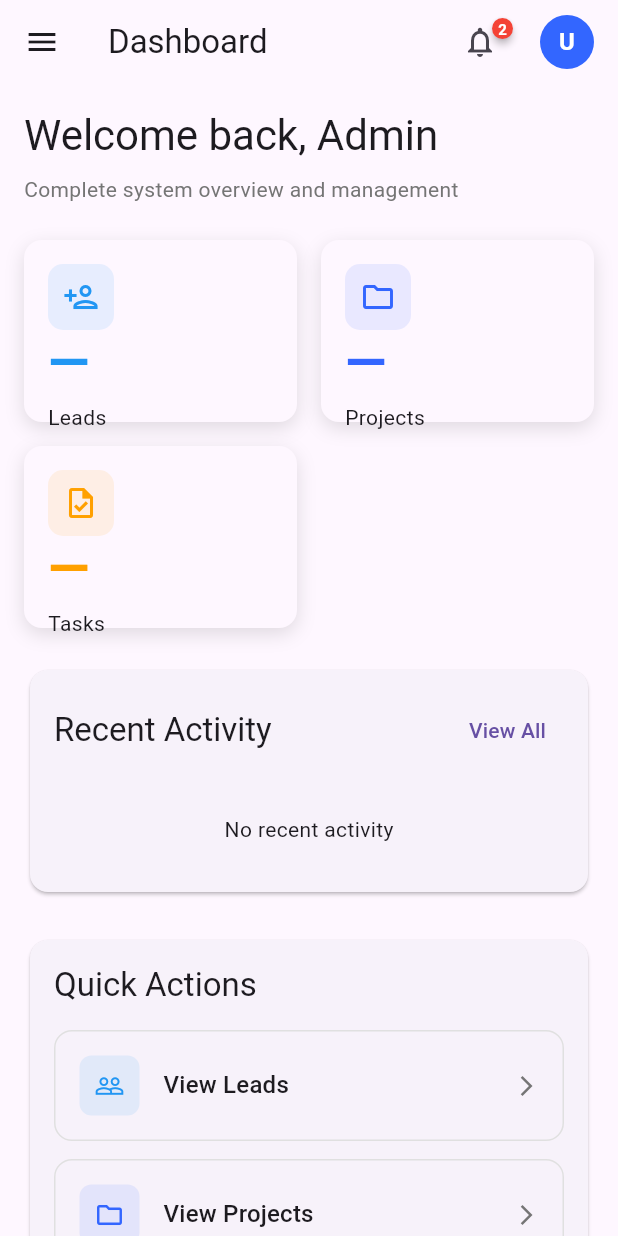
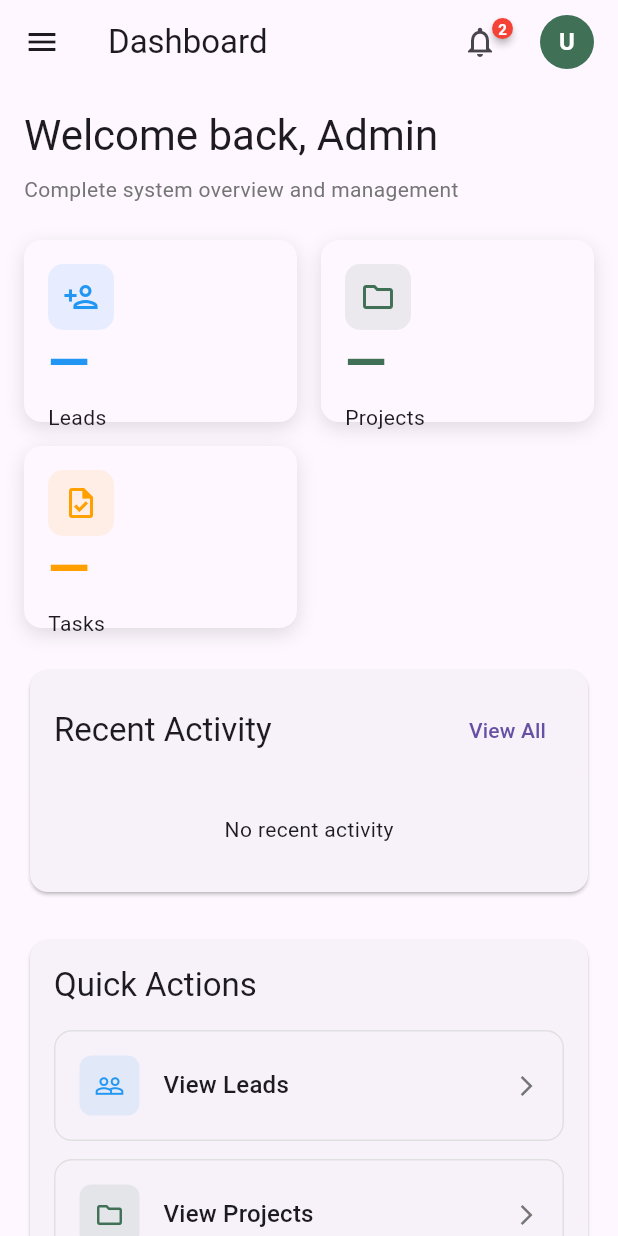
Before and after one commit to webdevdmd-hub/mgt_app, a Flutter app: the UnifiedDashboardScreen screen opened by its route, on a phone screen of 412 x 824 dp. Run offline on Flutter 3.47's test engine with Material 3 defaults, Android fonts, the phone set to English and light mode, and no system bars; drawn by our look-alikes of badges; our stand-ins replace cloud_firestore, cloud_functions, firebase_auth, firebase_core, flutter_riverpod, go_router and 2 more; accounts and stored records are empty.

Commit message:
Added the Gemini.md and Updated the app_colors.dart

```diff
--- a/lib/core/constants/app_colors.dart
+++ b/lib/core/constants/app_colors.dart
@@ -2,7 +2,9 @@ import 'package:flutter/material.dart';
 
 class AppColors {
   // Brand Colors
-  static const Color primary = Color(0xFF3366FF);
+  static const Color primary = Color(0xFF407056); // Main Green
+  static const Color primaryLight = Color(0x4D407056); // Light Green
+  static const Color background = Color(0xFFF8F8F8); // Light Gray
   static const Color success = Color(0xFF4CAF50);
   static const Color warning = Color(0xFFFFA000);
   static const Color info = Color(0xFF29B6F6);
```
Also changed, not shown: 1 other file.
